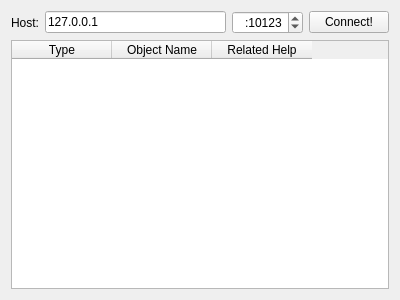
Above: python2/src/qtexamples/qtui/conntest.ui from deavid/irpc before the change. Below: the same form after it.
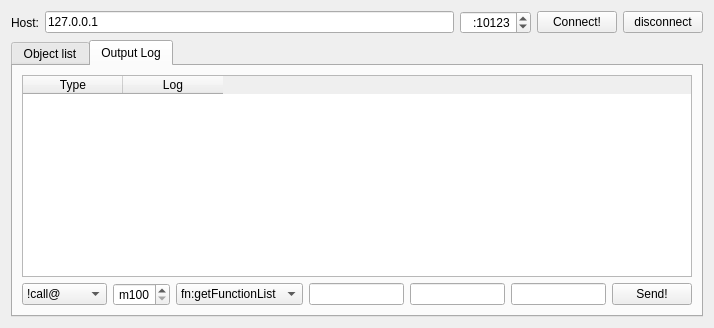
That is the form after the change. The open tabs and pages were chosen to show the change.

```diff
--- a/python2/src/qtexamples/qtui/conntest.ui
+++ b/python2/src/qtexamples/qtui/conntest.ui
@@ -6,8 +6,8 @@
    <rect>
     <x>0</x>
     <y>0</y>
-    <width>400</width>
-    <height>300</height>
+    <width>714</width>
+    <height>328</height>
    </rect>
   </property>
   <property name="windowTitle">
@@ -56,25 +56,156 @@
        </property>
       </widget>
      </item>
+     <item>
+      <widget class="QPushButton" name="btnDisconnect">
+       <property name="text">
+        <string>disconnect</string>
+       </property>
+      </widget>
+     </item>
     </layout>
    </item>
    <item>
-    <widget class="QTableWidget" name="tableWidget">
-     <column>
-      <property name="text">
-       <string>Type</string>
-      </property>
-     </column>
-     <column>
-      <property name="text">
-       <string>Object Name</string>
-      </property>
-     </column>
-     <column>
-      <property name="text">
-       <string>Related Help</string>
-      </property>
-     </column>
+    <widget class="QTabWidget" name="tabWidget">
+     <property name="currentIndex">
+      <number>0</number>
+     </property>
+     <widget class="QWidget" name="tab">
+      <attribute name="title">
+       <string>Object list</string>
+      </attribute>
+      <layout class="QVBoxLayout" name="verticalLayout_2">
+       <item>
+        <widget class="QTableWidget" name="tableWidget">
+         <column>
+          <property name="text">
+           <string>Type</string>
+          </property>
+         </column>
+         <column>
+          <property name="text">
+           <string>Object Name</string>
+          </property>
+         </column>
+         <column>
+          <property name="text">
+           <string>Related Help</string>
+          </property>
+         </column>
+        </widget>
+       </item>
+      </layout>
+     </widget>
+     <widget class="QWidget" name="tab_2">
+      <attribute name="title">
+       <string>Output Log</string>
+      </attribute>
+      <layout class="QVBoxLayout" name="verticalLayout_4">
+       <item>
+        <widget class="QTableWidget" name="tableWidget2">
+         <column>
+          <property name="text">
+           <string>Type</string>
+          </property>
+         </column>
+         <column>
+          <property name="text">
+           <string>Log</string>
+          </property>
+         </column>
+        </widget>
+       </item>
+       <item>
+        <layout class="QHBoxLayout" name="horizontalLayout">
+         <item>
+          <widget class="QComboBox" name="cmbCommand">
+           <item>
+            <property name="text">
+             <string>!call@</string>
+            </property>
+           </item>
+           <item>
+            <property name="text">
+             <string>!help@</string>
+            </property>
+           </item>
+           <item>
+            <property name="text">
+             <string>!monitor@</string>
+            </property>
+           </item>
+          </widget>
+         </item>
+         <item>
+          <widget class="QSpinBox" name="spnID">
+           <property name="alignment">
+            <set>Qt::AlignRight|Qt::AlignTrailing|Qt::AlignVCenter</set>
+           </property>
+           <property name="prefix">
+            <string>m</string>
+           </property>
+           <property name="minimum">
+            <number>100</number>
+           </property>
+           <property name="maximum">
+            <number>999</number>
+           </property>
+           <property name="value">
+            <number>100</number>
+           </property>
+          </widget>
+         </item>
+         <item>
+          <widget class="QComboBox" name="cmbObject">
+           <item>
+            <property name="text">
+             <string>fn:getFunctionList</string>
+            </property>
+           </item>
+           <item>
+            <property name="text">
+             <string>fn:getEventList</string>
+            </property>
+           </item>
+           <item>
+            <property name="text">
+             <string>ev:testEvent</string>
+            </property>
+           </item>
+          </widget>
+         </item>
+         <item>
+          <widget class="QLineEdit" name="txtArg1">
+           <property name="text">
+            <string/>
+           </property>
+          </widget>
+         </item>
+         <item>
+          <widget class="QLineEdit" name="txtArg2">
+           <property name="text">
+            <string/>
+           </property>
+          </widget>
+         </item>
+         <item>
+          <widget class="QLineEdit" name="txtArg3">
+           <property name="text">
+            <string/>
+           </property>
+          </widget>
+         </item>
+         <item>
+          <widget class="QPushButton" name="btnSend">
+           <property name="text">
+            <string>Send!</string>
+           </property>
+          </widget>
+         </item>
+        </layout>
+       </item>
+      </layout>
+     </widget>
     </widget>
    </item>
   </layout>
```
Left out of the diff: 16 changed lines with no effect on the pictures.
